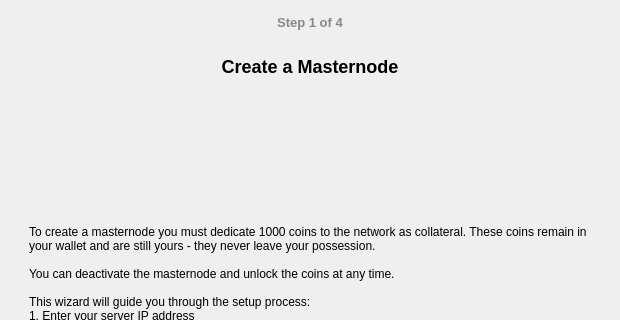
Old version of the form src/qt/forms/masternodewizarddialog.ui in the repository OmegaBlockchain/omegacoin; both pictures show x 0 to 620 and y 0 to 320 of the 620 by 480 pixel window.
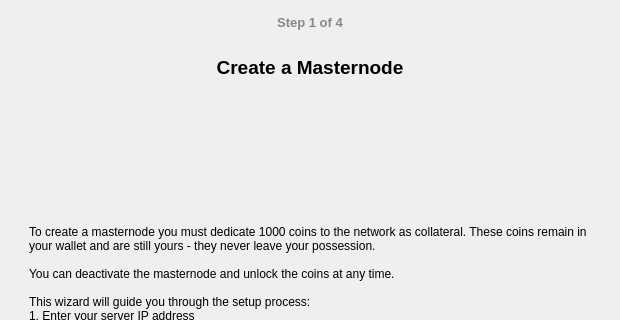
New version of the form.

Diff of the .ui file:
```diff
--- a/src/qt/forms/masternodewizarddialog.ui
+++ b/src/qt/forms/masternodewizarddialog.ui
@@ -69,7 +69,7 @@
           <set>Qt::AlignCenter</set>
          </property>
          <property name="styleSheet">
-          <string>font-size: 18px; font-weight: bold;</string>
+          <string>font-size: 14pt; font-weight: bold;</string>
          </property>
         </widget>
        </item>
```
Left out of the diff: 8 changed lines with no effect on the pictures.
